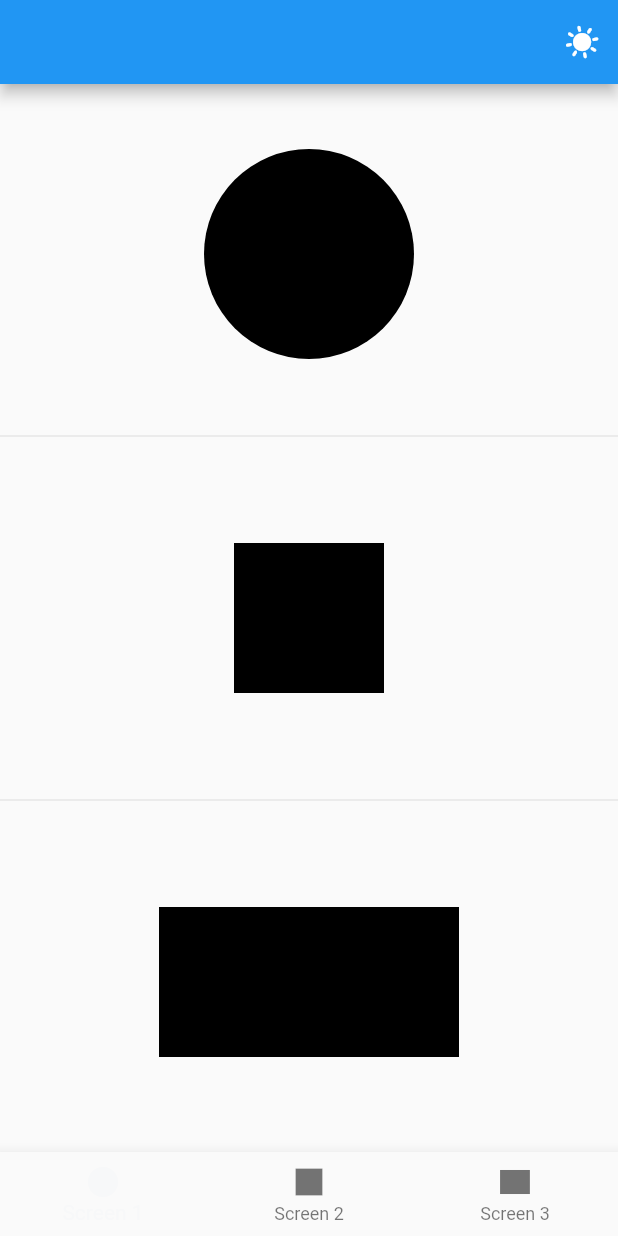
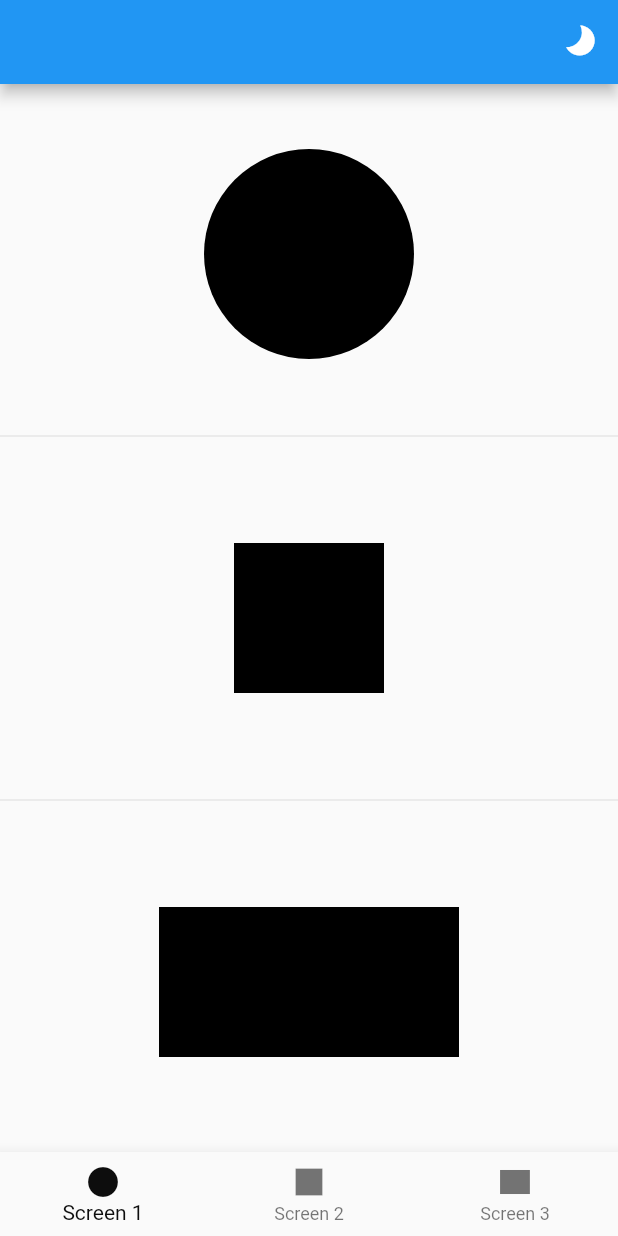
Before and after one commit to sourav-singh-rawat/creatwise_assignment, a Flutter app: the screen it shows after launch, after a tap on the "sunny" icon, on a phone screen of 412 x 824 dp. Run offline on Flutter 3.47's test engine with Material 2 defaults, Android fonts, the phone set to English and light mode, and no system bars; our stand-ins replace flutter_riverpod.

Commit message:
Fix: global provider read scope not working

```diff
--- a/lib/main.dart
+++ b/lib/main.dart
@@ -1,11 +1,15 @@
 import 'package:creatwise_assignment/presentation/app/app.dart';
+import 'package:creatwise_assignment/presentation/app/app_extensions/app_extensions.dart';
 import 'package:flutter/material.dart';
 import 'package:flutter_riverpod/flutter_riverpod.dart';
 
 void main() {
   runApp(
-    const ProviderScope(
-      child: CWApp(),
+    UncontrolledProviderScope(
+      container: CWAppX.globalProviderScope,
+      child: const ProviderScope(
+        child: CWApp(),
+      ),
     ),
   );
 }
--- a/lib/presentation/app/app.dart
+++ b/lib/presentation/app/app.dart
@@ -11,7 +11,6 @@ class CWApp extends ConsumerWidget {
     final currentTheme = ref.watch(CWAppX.theme.current);
 
     return MaterialApp(
-      navigatorKey: CWAppX.router.navigatorKey,
       debugShowCheckedModeBanner: false,
       color: currentTheme.colors.primary,
       // theme: ThemeData(
--- a/lib/presentation/app/app_extensions/app_extensions.dart
+++ b/lib/presentation/app/app_extensions/app_extensions.dart
@@ -1,20 +1,20 @@
 import 'package:flutter/material.dart';
 import 'package:flutter_riverpod/flutter_riverpod.dart';
 
+part './router/router.dart';
 part './settings/app_settings.dart';
-part './settings/theme/theme_provider.dart';
-part './settings/theme/theme_setting.dart';
-part './router/router.dart';
 part './settings/theme/policies/colors/colors.dart';
 part './settings/theme/policies/colors/dark.dart';
 part './settings/theme/policies/colors/light.dart';
+part './settings/theme/theme_provider.dart';
+part './settings/theme/theme_setting.dart';
+
+final cwProviderContainerScope = ProviderContainer();
 
 class CWAppX {
   CWAppX._();
 
-  static BuildContext? get currentContext => router.navigatorKey.currentContext;
-
-  static CWRouter router = CWRouter._();
+  static final globalProviderScope = cwProviderContainerScope;
 
   static CWThemeSetting theme = CWThemeSetting._();
 }
--- a/lib/presentation/app/app_extensions/router/router.dart
+++ b/lib/presentation/app/app_extensions/router/router.dart
@@ -3,5 +3,5 @@ part of '../app_extensions.dart';
 class CWRouter {
   CWRouter._();
 
-  GlobalKey<NavigatorState> navigatorKey = GlobalKey<NavigatorState>();
+  final GlobalKey<NavigatorState> navigatorKey = GlobalKey<NavigatorState>();
 }
--- a/lib/presentation/app/app_extensions/settings/theme/theme_setting.dart
+++ b/lib/presentation/app/app_extensions/settings/theme/theme_setting.dart
@@ -2,15 +2,17 @@ part of '../../app_extensions.dart';
 
 enum CWThemeType { dark, light }
 
-class CWThemeSetting extends CWAppSetting<AutoDisposeStateNotifierProvider<CWThemeStateNotifier, CWThemeState>, CWThemeType> {
+class CWThemeSetting extends CWAppSetting<
+    AutoDisposeStateNotifierProvider<CWThemeStateNotifier, CWThemeState>,
+    CWThemeType> {
   CWThemeSetting._();
 
   @override
-  AutoDisposeStateNotifierProvider<CWThemeStateNotifier, CWThemeState> get current => _themeProvider;
+  AutoDisposeStateNotifierProvider<CWThemeStateNotifier, CWThemeState>
+      get current => _themeProvider;
 
   @override
   void switchTo(CWThemeType type) {
-    // CWAppX.currentContext?.read(_themeProvider.notifier).switchTo(type);
-    print(CWAppX.currentContext);
+    CWAppX.globalProviderScope.read(_themeProvider.notifier).switchTo(type);
   }
 }
```
